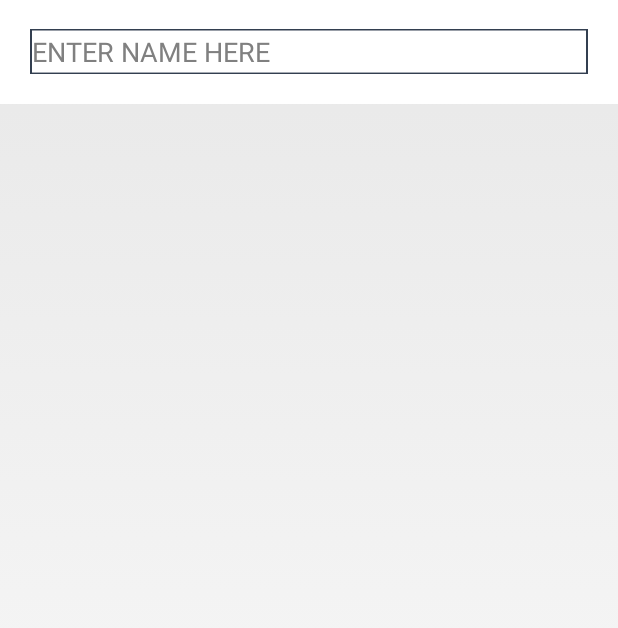
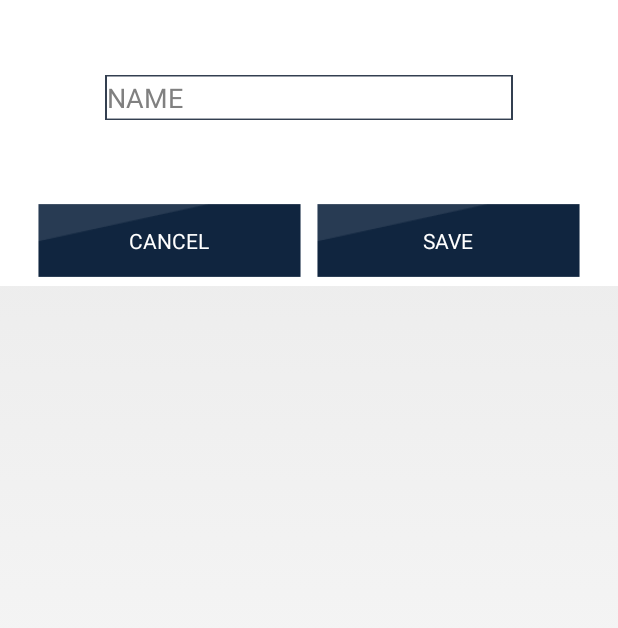
Before and after one commit to mirjalal/android-application-certobalance, an Android app: the layout dialog_edit_text.xml on its own in the app's theme, with its tools: preview values and no code run, on a phone screen of 412 x 824 dp. Shown: the top 628 px of the screen. Run offline under Robolectric (Android 15) with nearby library versions, the phone set to English and light mode, and no system bars.

Commit message:
added save and load library feature, changed all float to double type

```diff
--- a/certoscale/src/main/java/com/certoclav/certoscale/listener/WeightListener.java
+++ b/certoscale/src/main/java/com/certoclav/certoscale/listener/WeightListener.java
@@ -2,5 +2,5 @@ package com.certoclav.certoscale.listener;
 
 
 public interface WeightListener {
- void onWeightChanged(Float weight, String unit);
+ void onWeightChanged(Double weight, String unit);
 }
--- a/certoscale/src/main/java/com/certoclav/certoscale/menu/ApplicationFragmentTable.java
+++ b/certoscale/src/main/java/com/certoclav/certoscale/menu/ApplicationFragmentTable.java
@@ -64,7 +64,7 @@ public class ApplicationFragmentTable extends Fragment implements WeightListener
 
 
     @Override
-    public void onWeightChanged(Float weight, String unit) {
+    public void onWeightChanged(Double weight, String unit) {
 
 
         if(value > 100){
@@ -93,7 +93,7 @@ public class ApplicationFragmentTable extends Fragment implements WeightListener
                 break;
             case PART_COUNTING:
                 listReferenceFields.get(4).getTextName().setText("PIECE WEIGHT");
-                listReferenceFields.get(4).getTextValue().setText(ApplicationManager.getInstance().getAveragePieceWeightInGram() + " g");
+                listReferenceFields.get(4).getTextValue().setText(ApplicationManager.getInstance().getAveragePieceWeightAsStringInGram() + " g");
 
 
                 break;
--- a/certoscale/src/main/java/com/certoclav/certoscale/menu/ApplicationFragmentWeight.java
+++ b/certoscale/src/main/java/com/certoclav/certoscale/menu/ApplicationFragmentWeight.java
@@ -65,7 +65,7 @@ public class ApplicationFragmentWeight extends Fragment implements WeightListene
 
 
     @Override
-    public void onWeightChanged(Float weight, String unit) {
+    public void onWeightChanged(Double weight, String unit) {
 
         switch (Scale.getInstance().getScaleApplication()){
             case PART_COUNTING_CALC_AWP:
--- a/certoscale/src/main/java/com/certoclav/certoscale/model/Scale.java
+++ b/certoscale/src/main/java/com/certoclav/certoscale/model/Scale.java
@@ -27,7 +27,7 @@ public class Scale extends Observable {
 	private ScaleApplication scaleApplication = ScaleApplication.WEIGHING;
 	private ScaleState state = ScaleState.READY; //default init state is READY_AND_WAITING_FOR_LOGIN
 
-	private Float weightInGram = (float) 0; //raw value reiceived from Serial port of the balance
+	private Double weightInGram = 0d; //raw value reiceived from Serial port of the balance
 
 
 	public User getUser() {
@@ -108,7 +108,7 @@ public class Scale extends Observable {
 		return serialServicePrinter;
 		}
 
-	public void setValue(Float value) {
+	public void setValue(Double value) {
 		setWeightInGram(value);
 
 
@@ -118,11 +118,11 @@ public class Scale extends Observable {
 
 	}
 
-	public Float getWeightInGram() {
+	public Double getWeightInGram() {
 		return weightInGram;
 	}
 
-	public void setWeightInGram(Float weightInGram) {
+	public void setWeightInGram(Double weightInGram) {
 		this.weightInGram = weightInGram;
 	}
 
--- a/certoscale/src/main/java/com/certoclav/certoscale/service/ReadAndParseSerialService.java
+++ b/certoscale/src/main/java/com/certoclav/certoscale/service/ReadAndParseSerialService.java
@@ -17,7 +17,7 @@ public class ReadAndParseSerialService implements MessageReceivedListener {
 
 
 
-    Float value = (float) 0;
+    Double value = 0d;
     String unit = "";
 
 	private Handler handler = new Handler() {
@@ -107,9 +107,9 @@ public class ReadAndParseSerialService implements MessageReceivedListener {
 		for(String arg : arguments){
 			if(arg.length()>2 && arg.contains(".")){
 				try{
-					value = Float.parseFloat(arg);
+					value = Double.parseDouble(arg);
 				}catch(Exception e){
-					Log.e("ReadAndParseSerialServ", "Error parsing float");
+					Log.e("ReadAndParseSerialServ", "Error parsing Double");
 				}
 				handler.sendEmptyMessage(0);
 			}
@@ -128,7 +128,7 @@ public class ReadAndParseSerialService implements MessageReceivedListener {
 
 
 
-			value = (float) (30 + (30.0* Math.sin(((double)counter)*0.02)));
+			value = (Double) (30 + (30.0* Math.sin(((double)counter)*0.02)));
 
 		    handler.sendEmptyMessage(0);
 
--- a/certoscale/src/main/res/layout/dialog_edit_text.xml
+++ b/certoscale/src/main/res/layout/dialog_edit_text.xml
@@ -1,49 +1,76 @@
 <RelativeLayout xmlns:android="http://schemas.android.com/apk/res/android"
     xmlns:tools="http://schemas.android.com/tools"
-    android:id="@+id/frame_user_edit"
+    android:id="@+id/dialog_edit_number_container"
     android:layout_width="wrap_content"
     android:layout_height="wrap_content"
-    android:background="@android:color/white" >
+    android:background="@android:color/white">
 
 <LinearLayout
 	    android:layout_height="wrap_content"
     	android:layout_width="match_parent"
+    	android:layout_marginLeft="20dp"
     	android:layout_marginRight="20dp"
-    	android:layout_marginLeft="20dp"
     	android:orientation="vertical"
 	            >
 
-    <LinearLayout
-        android:layout_width="match_parent"
-        android:layout_height="wrap_content"
-        android:orientation="horizontal" >
 
-    </LinearLayout>
 
-	    	<TextView
-	        android:layout_width="match_parent"
-	        android:layout_height="wrap_content"
-	        android:text="@string/program_name"
-	        android:textColor="@android:color/white"
-	        />
+
 	    	<LinearLayout
+				android:id="@+id/dialog_container_text"
 	  	        android:layout_width="match_parent"
 	        android:layout_height="wrap_content"
 	        android:orientation="horizontal"
-	        android:layout_marginBottom="20dp"
+				android:layout_margin="50dp"
+	        android:layout_marginBottom="20dp">
 
-	    	    >
+
+
 	    	    <EditText
-	    	android:id="@+id/program_definition_editname_name"
+	    	android:id="@+id/dialog_edit_text_edittext"
 	        android:layout_width="match_parent"
 	        android:layout_height="30dp"
 	        android:background="@drawable/textfield"
 	        android:layout_weight="1"
-	        android:hint="@string/enter_name_here"
+	        android:hint="NAME"
+	        android:imeOptions="actionDone"
 	    	        />
 
+
+
 	    	</LinearLayout>
+	<LinearLayout
+		android:layout_width="match_parent"
+		android:layout_height="wrap_content"
+		android:orientation="horizontal"
+		android:layout_below="@+id/dialog_container_text"
+		>
+		<Button
+			android:id="@+id/dialog_edit_text_button_cancel"
+			android:layout_width="match_parent"
+			android:layout_height="50dp"
+			android:layout_weight="1"
+			android:text="CANCEL"
+			android:layout_margin="5dp"
+			android:textColor="@android:color/white"
+			android:background="@drawable/btn_blue_dark"
+			/>
 
+
+		<Button
+			android:id="@+id/dialog_edit_text_button_save"
+			android:layout_width="match_parent"
+			android:layout_height="50dp"
+			android:layout_weight="1"
+			android:text="SAVE"
+			android:layout_margin="5dp"
+			android:textColor="@android:color/white"
+			android:background="@drawable/btn_blue_dark"
+
+			/>
+
+
+	</LinearLayout>
 	        </LinearLayout>
 
 </RelativeLayout>
--- a/certoscale/src/main/res/layout/menu_application_fragment_settings_weighing.xml
+++ b/certoscale/src/main/res/layout/menu_application_fragment_settings_weighing.xml
@@ -31,7 +31,7 @@
         android:text="Change minimum weight"
         android:layout_width="wrap_content"
         android:layout_height="match_parent"
-        android:id="@+id/button2"
+        android:id="@+id/application_settings_weighing_button_minimum"
         android:background="@drawable/btn_white_shadow_clickable"
         android:layout_weight="1" />
 
```
Also changed, not shown: certoscale/src/main/java/com/certoclav/certoscale/database/Library.java (+31 -19 lines), certoscale/src/main/java/com/certoclav/certoscale/menu/ApplicationActivity.java (+24 -0 lines), certoscale/src/main/java/com/certoclav/certoscale/menu/ApplicationFragmentSettingsPartCounting.java (+58 -4 lines), certoscale/src/main/java/com/certoclav/certoscale/menu/ApplicationFragmentSettingsWeighing.java (+51 -0 lines), certoscale/src/main/java/com/certoclav/certoscale/menu/LoginActivity.java (+7 -1 lines), certoscale/src/main/java/com/certoclav/certoscale/model/ActionButtonbar.java (+5 -17 lines), certoscale/src/main/java/com/certoclav/certoscale/model/Navigationbar.java (+46 -4 lines), certoscale/src/main/java/com/certoclav/certoscale/supervisor/ApplicationManager.java (+54 -22 lines), certoscale/src/main/res/layout/menu_application_fragment_settings_partcounting.xml (+10 -0 lines).
